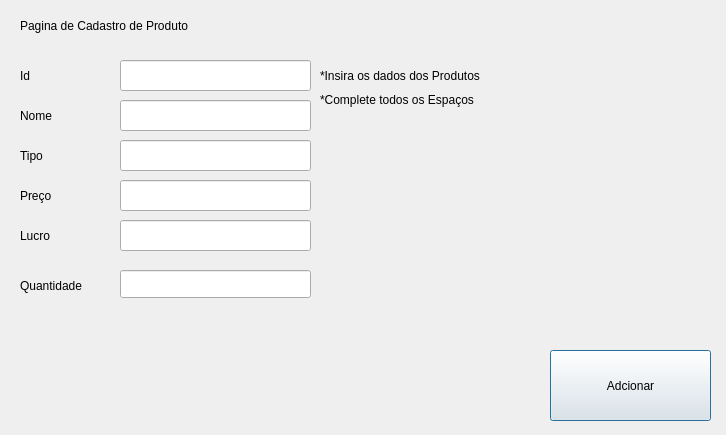
Before: the Qt Designer form ProjetoFinal/interface/adproduto.ui in FCJar/Controle-de-estoque-e-vendas-de-loja, drawn with Qt 5.
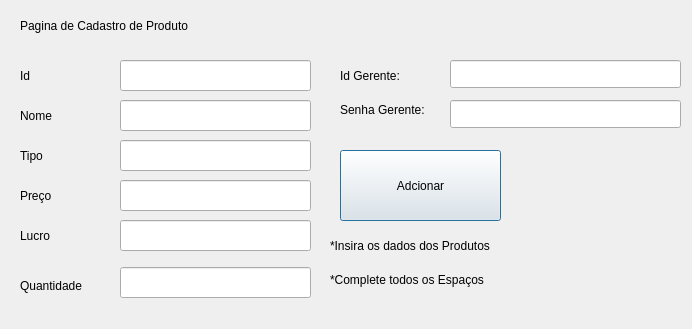
After: the same form once the commit is applied.

The edit to the form file:
```diff
--- a/ProjetoFinal/interface/adproduto.ui
+++ b/ProjetoFinal/interface/adproduto.ui
@@ -6,8 +6,8 @@
    <rect>
     <x>0</x>
     <y>0</y>
-    <width>726</width>
-    <height>435</height>
+    <width>692</width>
+    <height>329</height>
    </rect>
   </property>
   <property name="windowTitle">
@@ -16,8 +16,8 @@
   <widget class="QPushButton" name="SalvarBt">
    <property name="geometry">
     <rect>
-     <x>550</x>
-     <y>350</y>
+     <x>340</x>
+     <y>150</y>
      <width>161</width>
      <height>71</height>
     </rect>
@@ -94,8 +94,8 @@
   <widget class="QLabel" name="label_6">
    <property name="geometry">
     <rect>
-     <x>320</x>
-     <y>60</y>
+     <x>330</x>
+     <y>230</y>
      <width>201</width>
      <height>31</height>
     </rect>
@@ -184,17 +184,17 @@
    <property name="geometry">
     <rect>
      <x>120</x>
-     <y>270</y>
+     <y>267</y>
      <width>191</width>
-     <height>28</height>
+     <height>31</height>
     </rect>
    </property>
   </widget>
   <widget class="QLabel" name="label_9">
    <property name="geometry">
     <rect>
-     <x>320</x>
-     <y>90</y>
+     <x>330</x>
+     <y>270</y>
      <width>191</width>
      <height>20</height>
     </rect>
@@ -203,6 +203,55 @@
     <string>*Complete todos os Espaços</string>
    </property>
   </widget>
+  <widget class="QLabel" name="label_10">
+   <property name="geometry">
+    <rect>
+     <x>340</x>
+     <y>60</y>
+     <width>111</width>
+     <height>31</height>
+    </rect>
+   </property>
+   <property name="text">
+    <string>Id Gerente:</string>
+   </property>
+  </widget>
+  <widget class="QLabel" name="label_11">
+   <property name="geometry">
+    <rect>
+     <x>340</x>
+     <y>100</y>
+     <width>111</width>
+     <height>20</height>
+    </rect>
+   </property>
+   <property name="text">
+    <string>Senha Gerente:</string>
+   </property>
+  </widget>
+  <widget class="QLineEdit" name="IdGerente_txt">
+   <property name="geometry">
+    <rect>
+     <x>450</x>
+     <y>60</y>
+     <width>231</width>
+     <height>28</height>
+    </rect>
+   </property>
+  </widget>
+  <widget class="QLineEdit" name="Senha_Txt">
+   <property name="geometry">
+    <rect>
+     <x>450</x>
+     <y>100</y>
+     <width>231</width>
+     <height>28</height>
+    </rect>
+   </property>
+   <property name="echoMode">
+    <enum>QLineEdit::Password</enum>
+   </property>
+  </widget>
  </widget>
  <resources/>
  <connections/>
```
